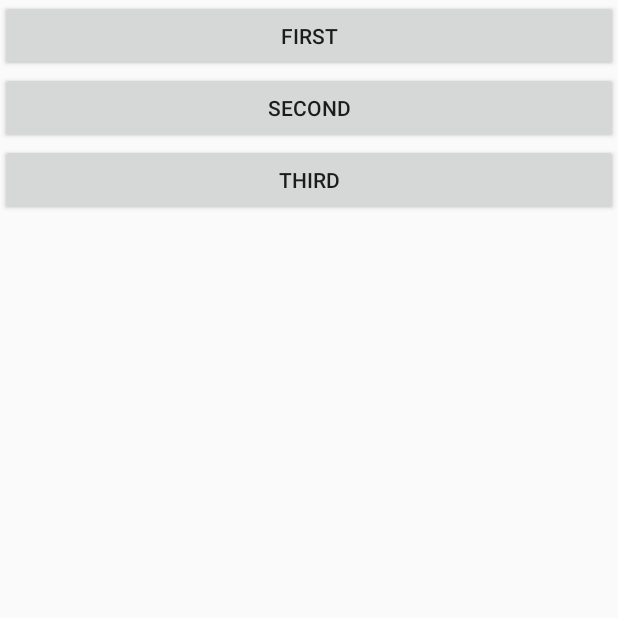
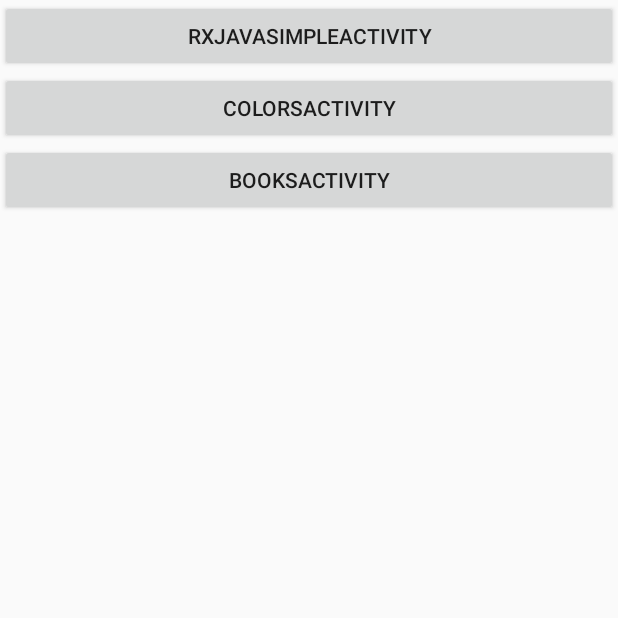
Before and after one commit to vogellacompany/code-examples-android-expert, an Android app: the screen it shows after launch (MainActivity), on a phone screen of 412 x 824 dp, the top half of it. Run offline under Robolectric (Android 15) with nearby library versions, the phone set to English and light mode, and no system bars.

Commit message:
Updates the RxJava Android examples

```diff
--- a/com.vogella.android.rxjava.simple/app/src/main/java/com/vogella/android/rxjava/simple/BooksActivity.java
+++ b/com.vogella.android.rxjava.simple/app/src/main/java/com/vogella/android/rxjava/simple/BooksActivity.java
@@ -29,7 +29,10 @@ public class BooksActivity extends AppCompatActivity {
     }
 
     private void createObservable() {
-        //TODO
+        // TODO Create a Observable via Observable.fromCallable()
+        // using restClient.getFavoriteBooks
+        // Subscribe to it on the correct threads and call in the subscription
+        // displayBooks() with the result of the subscription
     }
 
     @Override
--- a/com.vogella.android.rxjava.simple/app/src/main/res/layout/activity_main.xml
+++ b/com.vogella.android.rxjava.simple/app/src/main/res/layout/activity_main.xml
@@ -10,7 +10,7 @@
         android:layout_width="match_parent"
         android:layout_height="wrap_content"
         android:onClick="onClick"
-        android:text="First"
+        android:text="RxJavaSimpleActivity"
         />
 
     <Button
@@ -18,7 +18,7 @@
         android:layout_width="match_parent"
         android:layout_height="wrap_content"
         android:onClick="onClick"
-        android:text="Second"
+        android:text="ColorsActivity"
 
         />
 
@@ -27,7 +27,7 @@
         android:layout_width="match_parent"
         android:layout_height="wrap_content"
         android:onClick="onClick"
-        android:text="Third"
+        android:text="BooksActivity"
 
         />
 </LinearLayout>
```
Also changed, not shown: com.vogella.android.rxjava.simple/app/src/main/java/com/vogella/android/rxjava/simple/ColorsActivity.java (+8 -1 lines), com.vogella.android.rxjava.simple/app/src/main/java/com/vogella/android/rxjava/simple/RxJavaSimpleActivity.java (+7 -2 lines).
